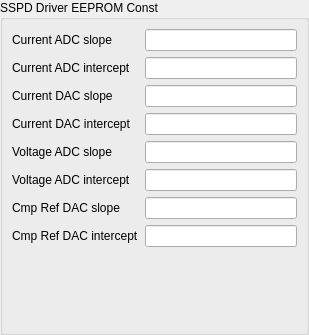
Above: Service/Calibration/wsspddriver.ui from OzhegovRoman/ControlUnit4_Software before the change. Below: the same form after it.
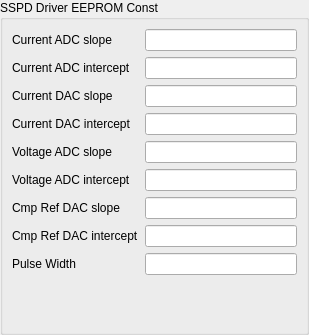
That is the form after the change.

Diff of the .ui file:
```diff
--- a/Service/Calibration/wsspddriver.ui
+++ b/Service/Calibration/wsspddriver.ui
@@ -146,6 +146,16 @@
       <item row="7" column="1">
        <widget class="QLineEdit" name="leCmpRefDacIntercept"/>
       </item>
+      <item row="8" column="0">
+       <widget class="QLabel" name="lPulseWidth">
+        <property name="text">
+         <string>Pulse Width</string>
+        </property>
+       </widget>
+      </item>
+      <item row="8" column="1">
+       <widget class="QLineEdit" name="lePulseWidth"/>
+      </item>
      </layout>
      <zorder>leCurrentAdcSlope</zorder>
      <zorder>label_3</zorder>
```
Left out of the diff: 2 changed lines with no effect on the pictures.
